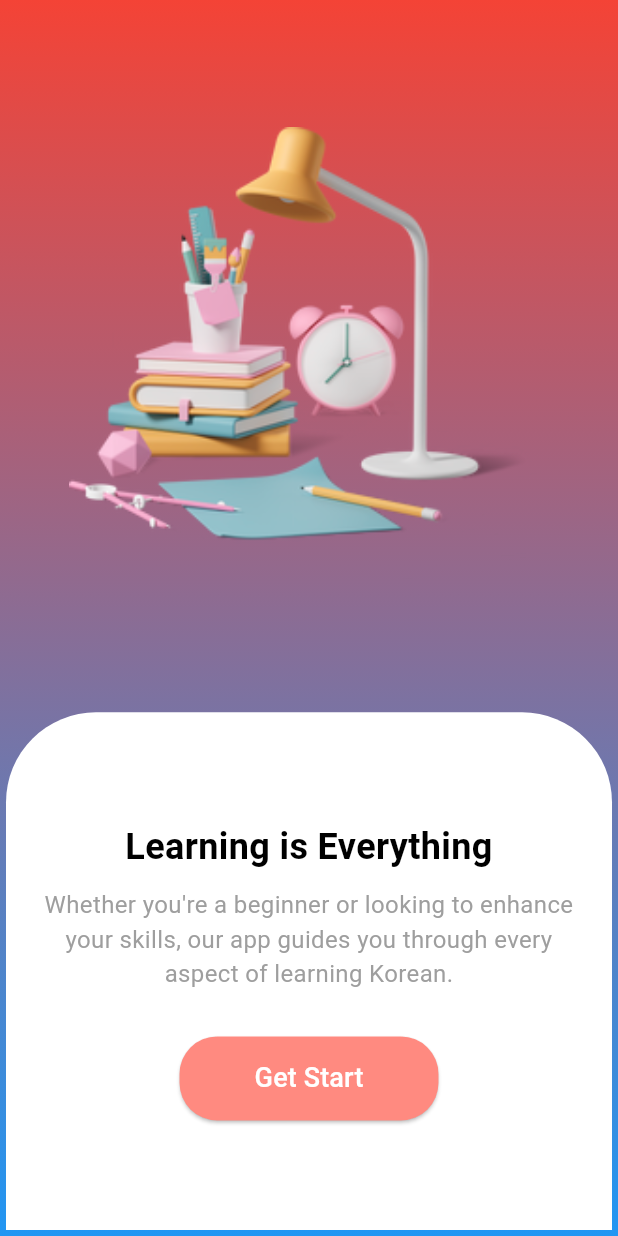
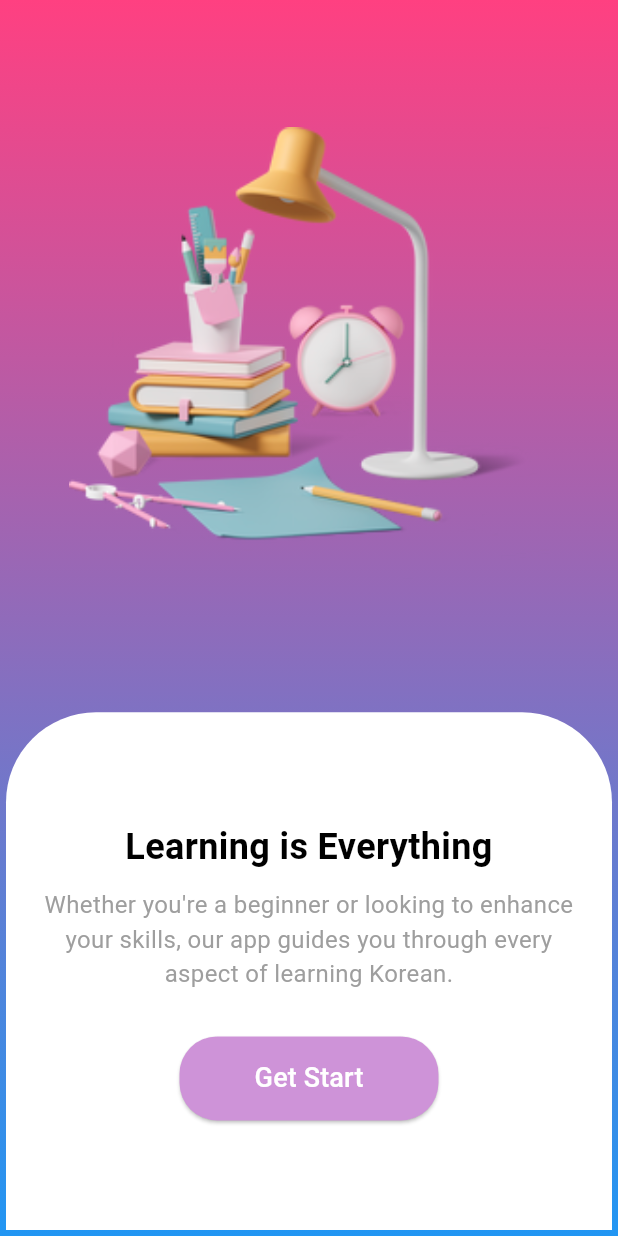
Before and after one commit to nouramer725/Code_Alpha-Language-Learning-Application, a Flutter app: the screen it shows after launch, on a phone screen of 412 x 824 dp. Run offline on Flutter 3.47's test engine with Material 3 defaults, Android fonts, the phone set to English and light mode, and no system bars; our stand-ins replace audioplayers, shared_preferences.

Commit message:
Update Welcome

```diff
--- a/lib/Screens/Welcome_Screen.dart
+++ b/lib/Screens/Welcome_Screen.dart
@@ -15,7 +15,7 @@ class WelcomeScreen extends StatelessWidget {
             begin: Alignment.topCenter,
             end: Alignment.bottomCenter,
             colors: [
-              Colors.red, // gradient color from top
+              Colors.pinkAccent, // gradient color from top
               Colors.blue, // gradient color to bottom
             ],
           ),
@@ -89,7 +89,7 @@ class WelcomeScreen extends StatelessWidget {
                             );
                           }, // Trigger the callback
                           style: ElevatedButton.styleFrom(
-                            backgroundColor: Colors.redAccent[100], // Button color
+                            backgroundColor: Colors.purple[200], // Button color
                             padding: const EdgeInsets.symmetric(
                                 horizontal: 50, vertical: 15),
                             shape: RoundedRectangleBorder(
```
